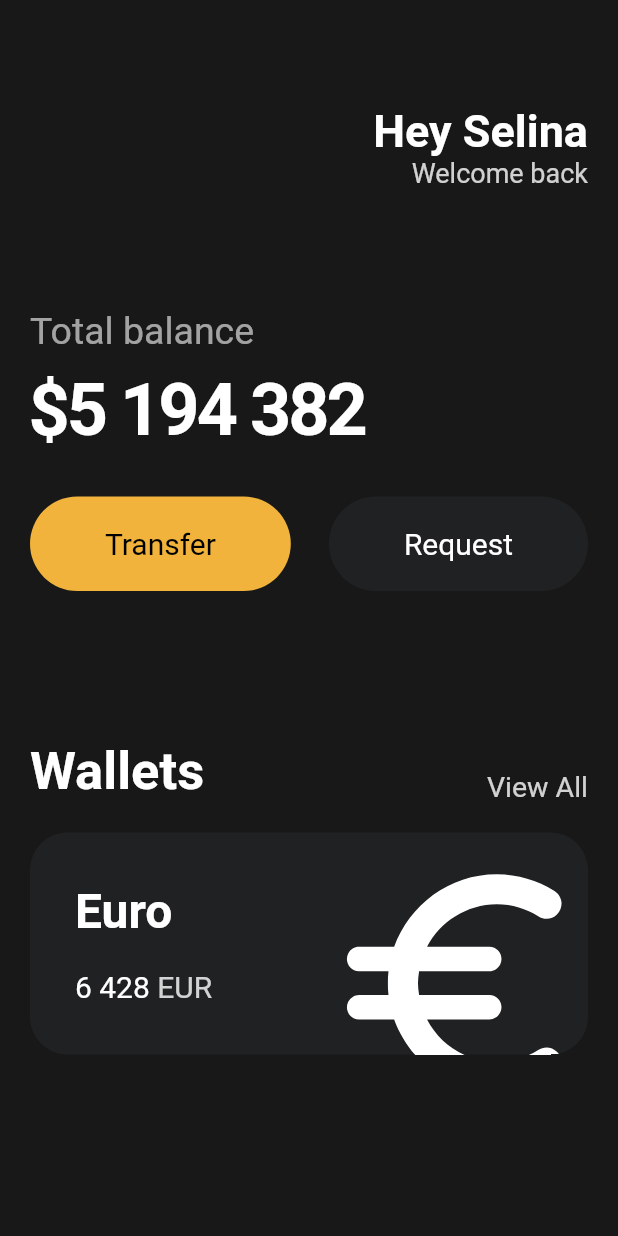
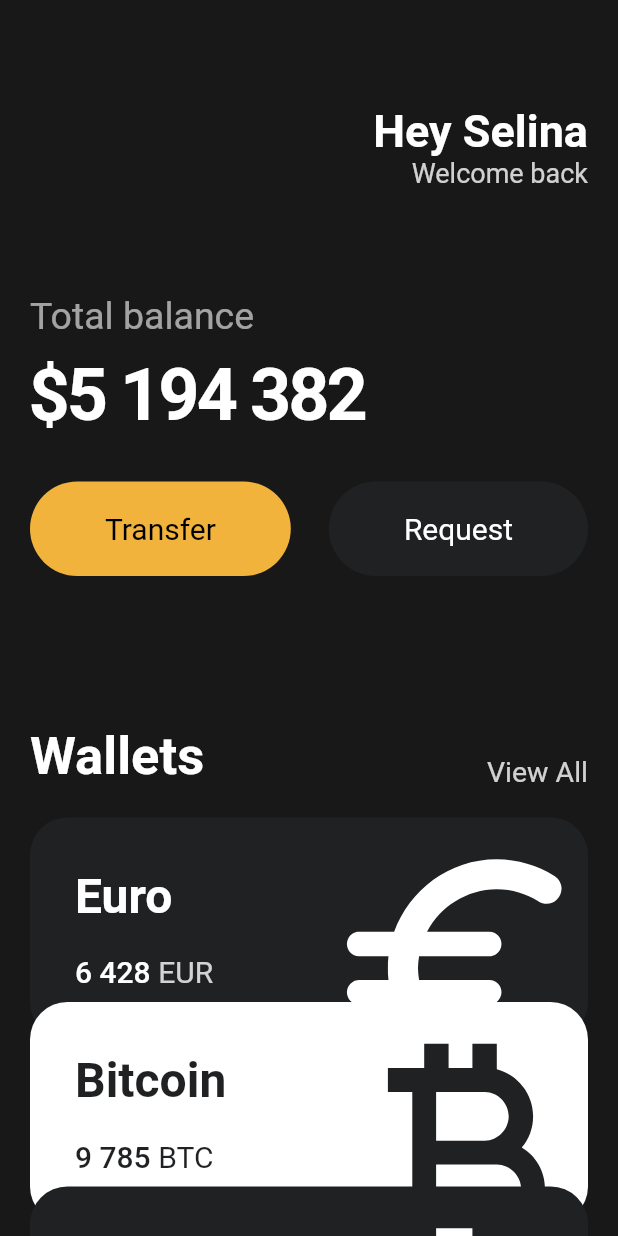
Before and after one commit to woong12/Flutter_UI, a Flutter app: the screen it shows after launch, on a phone screen of 412 x 824 dp. Run offline on Flutter 3.47's test engine with Material 2 defaults, Android fonts, the phone set to English and light mode, and no system bars.

Commit message:
reusable cards

```diff
--- a/lib/main.dart
+++ b/lib/main.dart
@@ -1,5 +1,6 @@
 import 'package:flutter/material.dart';
 import 'package:study_flutter/widgets/Button.dart';
+import 'package:study_flutter/widgets/currency_card.dart';
 
 void main() {
   runApp(const MyApp());
@@ -13,7 +14,8 @@
     return MaterialApp(
       home: Scaffold(
         backgroundColor: Color(0xFF181818),
-        body: Padding(
+        body: SingleChildScrollView(
+          child: Padding(
             padding: EdgeInsets.symmetric(
               horizontal: 20,
             ),
@@ -49,7 +51,7 @@
                   ],
                 ),
                 SizedBox(
-                height: 80,
+                  height: 70,
                 ),
                 Text(
                   'Total balance',
@@ -115,74 +117,37 @@
                 SizedBox(
                   height: 20,
                 ),
-              Container(
-                clipBehavior: Clip.hardEdge,
-                decoration: BoxDecoration(
-                  color: Color(0xff1f2123),
-                  borderRadius: BorderRadius.circular(
-                    25,
+                const CurrencyCard(
+                  name: 'Euro',
+                  code: 'EUR',
+                  amount: '6 428',
+                  icon: Icons.euro_rounded,
+                  isInverted: false,
+                ),
+                Transform.translate(
+                  offset: Offset(0, -25),
+                  child: const CurrencyCard(
+                    name: 'Bitcoin',
+                    code: 'BTC',
+                    amount: '9 785',
+                    icon: Icons.currency_bitcoin,
+                    isInverted: true,
                   ),
                 ),
-                child: Padding(
-                  padding: const EdgeInsets.all(30),
-                  child: Row(
-                    mainAxisAlignment: MainAxisAlignment.spaceBetween,
-                    children: [
-                      Column(
-                        crossAxisAlignment: CrossAxisAlignment.start,
-                        children: [
-                          Text(
-                            'Euro',
-                            style: TextStyle(
-                              color: Colors.white,
-                              fontSize: 32,
-                              fontWeight: FontWeight.w600,
-                            ),
-                          ),
-                          SizedBox(
-                            height: 20,
-                          ),
-                          Row(
-                            children: [
-                              Text(
-                                '6 428',
-                                style: TextStyle(
-                                  color: Colors.white,
-                                  fontSize: 20,
-                                ),
-                              ),
-                              SizedBox(
-                                width: 5,
-                              ),
-                              Text(
-                                'EUR',
-                                style: TextStyle(
-                                  color: Colors.white.withOpacity(0.8),
-                                  fontSize: 20,
-                                ),
-                              ),
-                            ],
-                          )
-                        ],
-                      ),
-                      Transform.scale(
-                        scale: 2.2,
-                        child: Transform.translate(
-                          offset: Offset(-5, 12),
-                          child: Icon(
-                            Icons.euro_rounded,
-                            color: Colors.white,
-                            size: 88,
-                          ),
+                Transform.translate(
+                  offset: Offset(0, -50),
+                  child: const CurrencyCard(
+                    name: 'Collar',
+                    code: 'USD',
+                    amount: '428',
+                    icon: Icons.attach_money_outlined,
+                    isInverted: false,
                   ),
                 )
               ],
             ),
           ),
         ),
-            ],
-          ),
-        ),
       ),
     );
   }
--- /dev/null
+++ b/lib/widgets/currency_card.dart
@@ -0,0 +1,90 @@
+import 'package:flutter/material.dart';
+
+class CurrencyCard extends StatelessWidget {
+  final String name, code, amount;
+  final IconData icon;
+  final bool isInverted;
+
+  final _blackcolor = const Color(0xFF1F2123);
+
+  const CurrencyCard({
+    super.key,
+    required this.name,
+    required this.code,
+    required this.amount,
+    required this.icon,
+    required this.isInverted,
+  });
+
+  @override
+  Widget build(BuildContext context) {
+    return Container(
+      clipBehavior: Clip.hardEdge,
+      decoration: BoxDecoration(
+        color: isInverted ? Colors.white : _blackcolor,
+        borderRadius: BorderRadius.circular(
+          25,
+        ),
+      ),
+      child: Padding(
+        padding: const EdgeInsets.all(30),
+        child: Row(
+          mainAxisAlignment: MainAxisAlignment.spaceBetween,
+          children: [
+            Column(
+              crossAxisAlignment: CrossAxisAlignment.start,
+              children: [
+                Text(
+                  name,
+                  style: TextStyle(
+                    color: isInverted ? _blackcolor : Colors.white,
+                    fontSize: 32,
+                    fontWeight: FontWeight.w600,
+                  ),
+                ),
+                SizedBox(
+                  height: 20,
+                ),
+                Row(
+                  children: [
+                    Text(
+                      amount,
+                      style: TextStyle(
+                        color: isInverted ? _blackcolor : Colors.white,
+                        fontSize: 20,
+                        fontWeight: FontWeight.w500,
+                      ),
+                    ),
+                    SizedBox(
+                      width: 5,
+                    ),
+                    Text(
+                      code,
+                      style: TextStyle(
+                        color: isInverted
+                            ? _blackcolor
+                            : Colors.white.withOpacity(0.8),
+                        fontSize: 20,
+                      ),
+                    ),
+                  ],
+                )
+              ],
+            ),
+            Transform.scale(
+              scale: 2.2,
+              child: Transform.translate(
+                offset: Offset(-5, 12),
+                child: Icon(
+                  icon,
+                  color: isInverted ? _blackcolor : Colors.white,
+                  size: 88,
+                ),
+              ),
+            )
+          ],
+        ),
+      ),
+    );
+  }
+}
```
Lines whose indentation alone changed are shown as unchanged.
